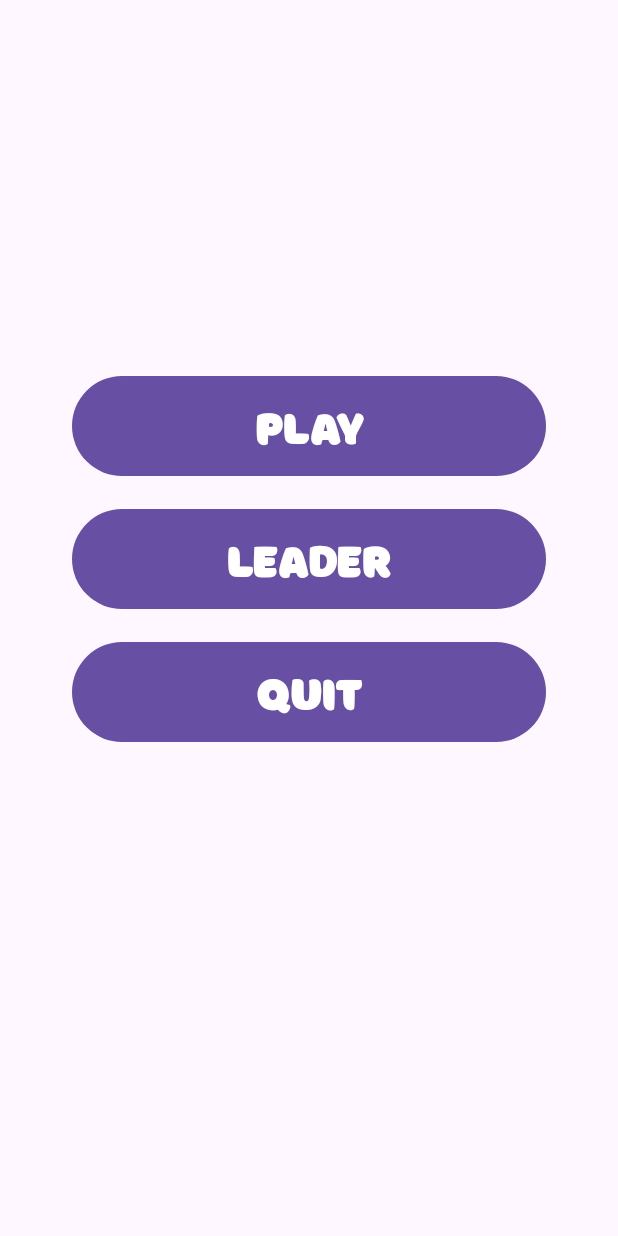
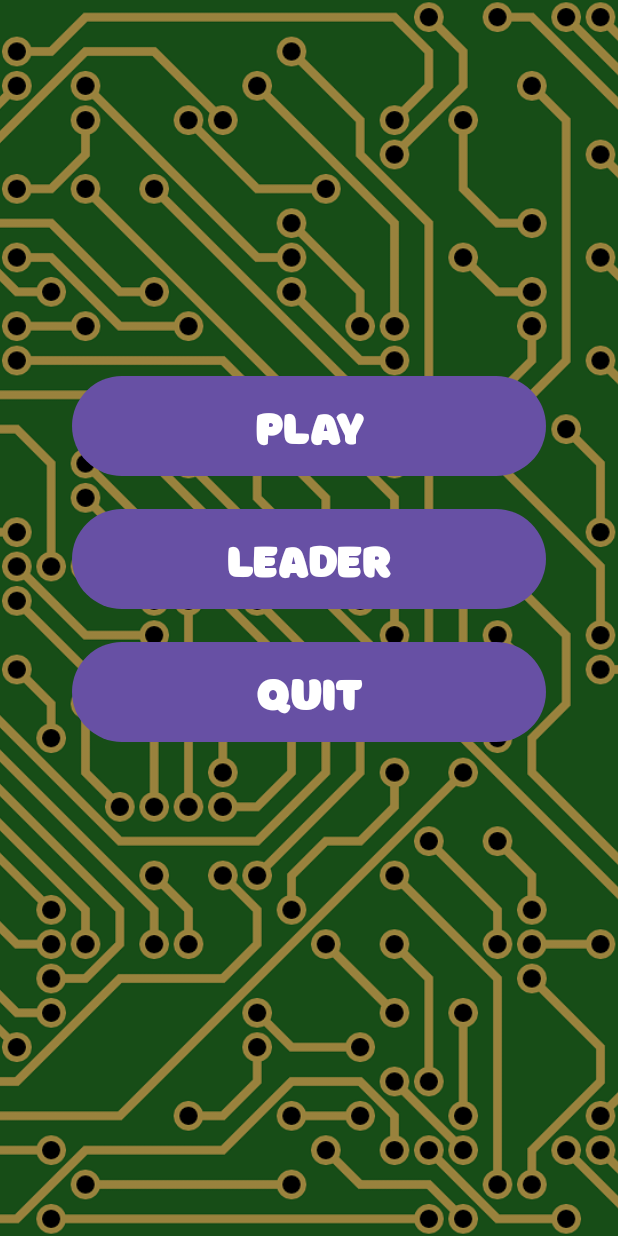
Before and after one commit to MrArtemSid/Samsung_Project, an Android app: the screen it shows after launch (MainMenu), on a phone screen of 412 x 824 dp. Run offline under Robolectric (Android 15) with nearby library versions, the phone set to English and light mode, and no system bars.

Commit message:
Samsung_Project: Rework Main Menu style

```diff
--- a/app/src/main/res/layout/activity_main_menu.xml
+++ b/app/src/main/res/layout/activity_main_menu.xml
@@ -1,7 +1,17 @@
 <?xml version="1.0" encoding="utf-8"?>
+<FrameLayout android:layout_width="match_parent"
+    android:layout_height="match_parent"
+    xmlns:android="http://schemas.android.com/apk/res/android">
+    <ImageView
+        android:layout_width="match_parent"
+        android:layout_height="match_parent"
+        android:src="@mipmap/background"
+        android:scaleType="centerCrop"/>
     <androidx.constraintlayout.widget.ConstraintLayout xmlns:android="http://schemas.android.com/apk/res/android"
         xmlns:app="http://schemas.android.com/apk/res-auto"
         xmlns:tools="http://schemas.android.com/tools"
+        android:src="@mipmap/background"
+        android:scaleType="centerCrop"
         android:layout_width="match_parent"
         android:layout_height="match_parent"
         tools:context=".activities.MainMenu">
@@ -47,3 +57,4 @@
 
 
     </androidx.constraintlayout.widget.ConstraintLayout>
+</FrameLayout>
```
Lines whose indentation alone changed are shown as unchanged.
